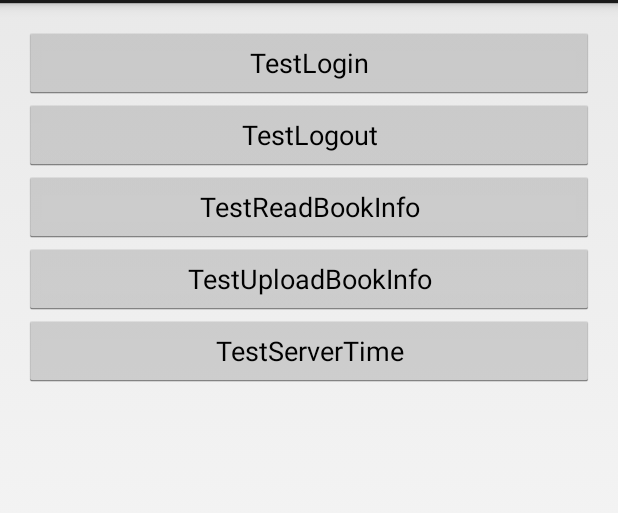
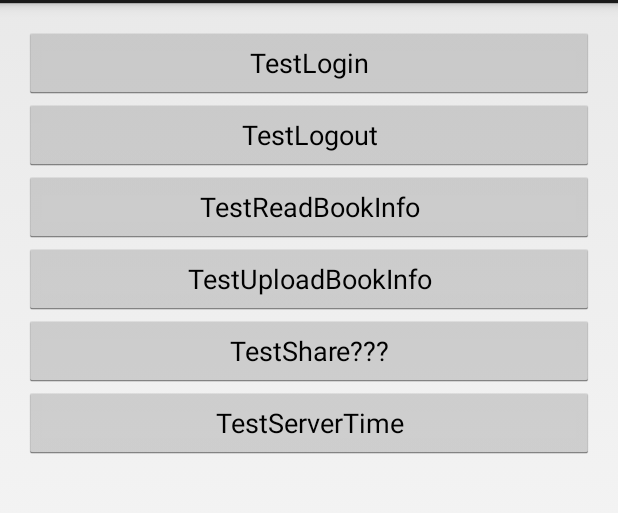
Before and after one commit to narakai/client_android, an Android app: the FunctionTestActivity screen opened directly, with no data from a screen before it, on a phone screen of 412 x 824 dp, the part 69-582 px from its top. Run offline under Robolectric (Android 15) with nearby library versions, the phone set to English and light mode, and no system bars; libraries missing offline, so code that uses them is left out: com.tencent.connect, com.tencent.tauth; 1 statement that could not run was skipped.

Commit message:
1.添加qzone分享功能，但有bug，随后进行调整。

```diff
--- a/app/src/main/java/com/yobook/activity/FunctionTestActivity.java
+++ b/app/src/main/java/com/yobook/activity/FunctionTestActivity.java
@@ -9,6 +9,8 @@ import android.view.MenuItem;
 import android.view.View;
 import android.widget.TextView;
 
+import com.tencent.connect.share.QQShare;
+import com.tencent.connect.share.QzoneShare;
 import com.tencent.tauth.IUiListener;
 import com.tencent.tauth.Tencent;
 import com.tencent.tauth.UiError;
@@ -21,6 +23,7 @@ import android.os.Handler;
 import android.os.Message;
 
 import java.io.IOException;
+import java.util.ArrayList;
 
 
 public class FunctionTestActivity extends BaseActivity {
@@ -45,6 +48,7 @@ public class FunctionTestActivity extends BaseActivity {
         View testServerTime = findViewById(R.id.testServerTime);
         View testReadBookInfo = findViewById(R.id.testReadBookInfo);
         View testUploadBookInfo = findViewById(R.id.testUploadBookInfo);
+        View testShareInfo = findViewById(R.id.testShareInfo);
 
 
         testLoginView.setOnClickListener(mClickListener);
@@ -52,6 +56,7 @@ public class FunctionTestActivity extends BaseActivity {
         testServerTime.setOnClickListener(mClickListener);
         testReadBookInfo.setOnClickListener(mClickListener);
         testUploadBookInfo.setOnClickListener(mClickListener);
+        testShareInfo.setOnClickListener(mClickListener);
 
 
         mOutput = (TextView)findViewById(R.id.output);
@@ -84,6 +89,45 @@ public class FunctionTestActivity extends BaseActivity {
                         });
                     }
                     break;
+
+                case R.id.testShareInfo:
+                    if(null != mTencent && mTencent.isSessionValid()) {
+                        updateCurrentOutput("share start", false);
+                        Bundle bundle = new Bundle();
+                        bundle.putInt(QzoneShare.SHARE_TO_QZONE_KEY_TYPE,
+                                QzoneShare.SHARE_TO_QZONE_TYPE_IMAGE_TEXT);
+                        bundle.putString(QzoneShare.SHARE_TO_QQ_TITLE, "Test title");
+                        bundle.putString(QzoneShare.SHARE_TO_QQ_SUMMARY, "Test Summary");
+                        bundle.putString(QzoneShare.SHARE_TO_QQ_TARGET_URL,"http://www.baidu.com");
+                        ArrayList<String> imgList = new ArrayList<String>();
+                        imgList.add("http://img3.douban.com/lpic/s3635685.jpg");
+                        bundle.putStringArrayList(QzoneShare.SHARE_TO_QQ_IMAGE_URL,
+                                imgList);
+
+                        //这里出现几个问题，随后继续研究。
+                        //1.可能出现分享的LISTENER提前返回。
+                        //2.可以正常分享，但离开QQ界面以后跳出选择器，选择可分享的界面，离开以后，无LISTENER返回。
+                        mTencent.shareToQzone(FunctionTestActivity.this, bundle, new IUiListener() {
+                            @Override
+                            public void onComplete(Object o) {
+                                updateCurrentOutput("share complete" + o.toString(), true);
+                            }
+
+                            @Override
+                            public void onError(UiError uiError) {
+                                updateCurrentOutput("share error:" + uiError.errorDetail +
+                                        "\t\nmsg:" + uiError.errorMessage
+                                        +"\t\ncode:" + uiError.errorCode, true);
+                            }
+
+                            @Override
+                            public void onCancel() {
+                                updateCurrentOutput("share cancel111", true);
+                            }
+                        });
+                    }
+                    break;
+
 
                 case R.id.testLogout:
 
--- a/app/src/main/res/layout/test_activity_function.xml
+++ b/app/src/main/res/layout/test_activity_function.xml
@@ -57,6 +57,13 @@
             android:layout_width="match_parent"
             android:layout_height="wrap_content"
             android:text="@string/test_uploadBookInfo"/>
+
+        <Button
+            android:id="@+id/testShareInfo"
+            android:layout_width="match_parent"
+            android:layout_height="wrap_content"
+            android:text="@string/test_shareInfo"
+            />
         <Button
             android:id="@+id/testServerTime"
             android:layout_width="match_parent"
--- a/app/src/main/res/values/strings.xml
+++ b/app/src/main/res/values/strings.xml
@@ -39,6 +39,7 @@
     <string name="test_uploadBookInfo">TestUploadBookInfo</string>
     <string name="test_readUserInfo">TestReadUserInfo</string>
     <string name="test_serverTime">TestServerTime</string>
+    <string name="test_shareInfo">TestShare???</string>
 
 
 </resources>
```
